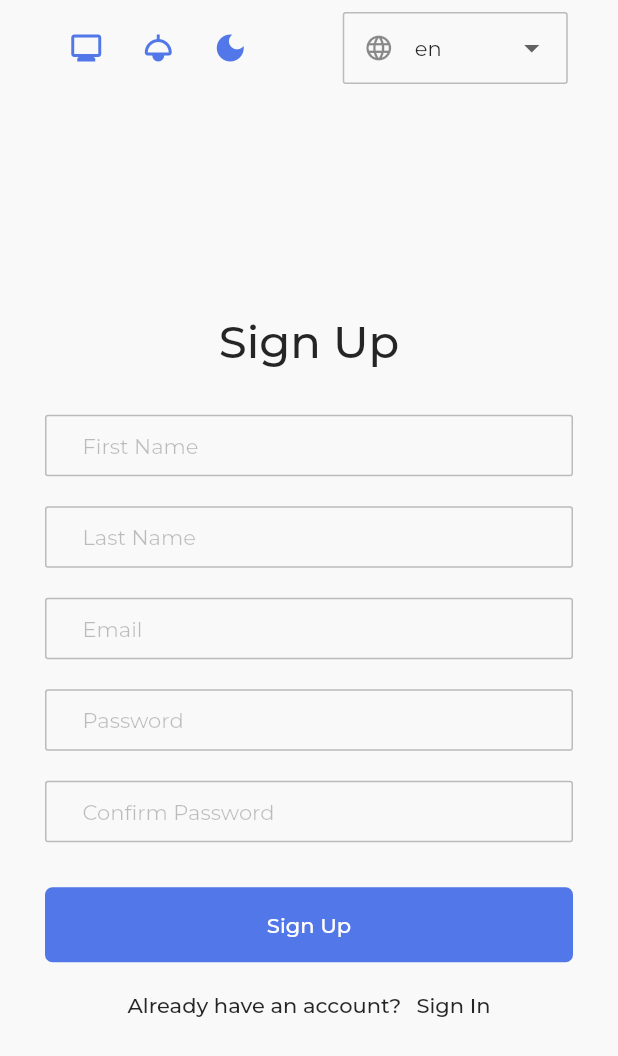
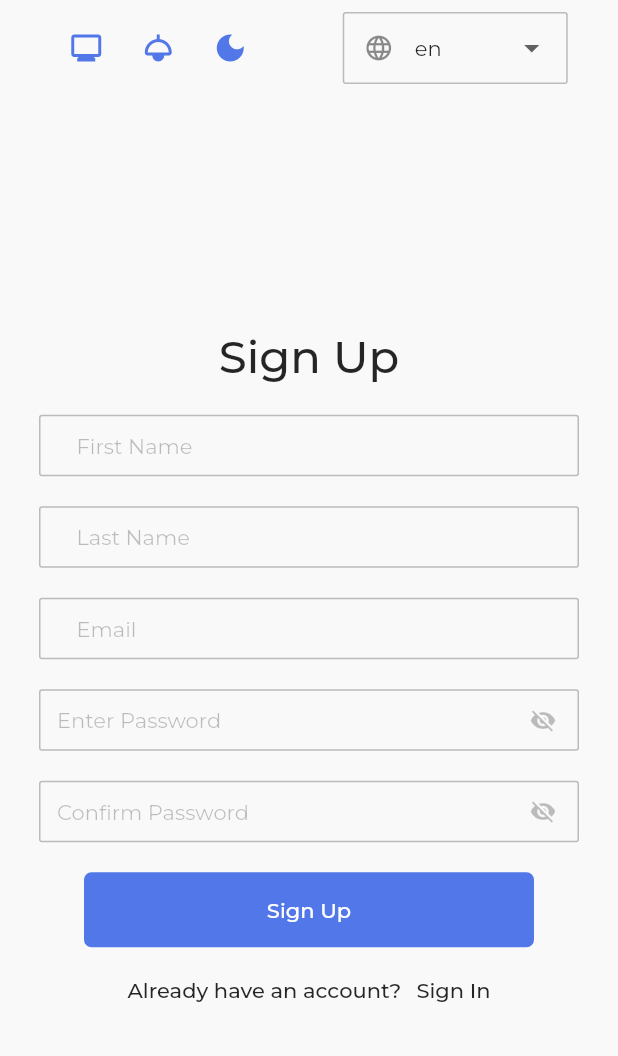
Before and after one commit to growexx/flutter_boilerplate, a Flutter app: the SignUpScreen screen opened by its route, on a phone screen of 412 x 824 dp. Shown: the top 1056 px of the screen. Run offline on Flutter 3.47's test engine with Material 2 defaults, Android fonts, the phone set to English and light mode, and no system bars; our stand-ins replace easy_localization, firebase_core, flutter_dotenv, go_router, google_sign_in, shared_preferences; missing offline and left inert: delayed_widget, encrypt; accounts and stored records are empty.

Commit message:
[complete] SignIn, Signup web support

```diff
--- a/lib/view/screens/signin/signin_screen.dart
+++ b/lib/view/screens/signin/signin_screen.dart
@@ -27,7 +27,6 @@ class _SignInScreenState extends State<SignInScreen> {
     final viewModel = Provider.of<SignInViewModel>(context,listen: false);
     final googleSignInViewModel = Provider.of<GoogleSigninViewModel>(context,listen: false);
     final userRepository = Provider.of<UserRepository>(context,listen: false);
-
 
     Widget fieldPart = SignInFieldWidget(
       viewModel: viewModel,
--- a/lib/view/screens/signin/widget/signin_field_widget.dart
+++ b/lib/view/screens/signin/widget/signin_field_widget.dart
@@ -13,6 +13,7 @@ import 'package:flutter_boilerplate/view/screens/signup/signup_screen.dart';
 import 'package:flutter_boilerplate/view_model/google_signin_view_model.dart';
 import 'package:flutter_boilerplate/view_model/signin_view_model.dart';
 import 'package:go_router/go_router.dart';
+import 'package:provider/provider.dart';
 
 class SignInFieldWidget extends StatefulWidget {
   final SignInViewModel viewModel;
@@ -30,9 +31,6 @@ class SignInFieldWidget extends StatefulWidget {
 }
 
 class _SignInFieldWidgetState extends State<SignInFieldWidget> {
-  var isChecked = false;
-  final formKey = GlobalKey<FormState>();
-
   @override
   Widget build(BuildContext context) {
     final theme = Theme.of(context);
@@ -139,11 +137,10 @@ class _SignInFieldWidgetState extends State<SignInFieldWidget> {
                                 width: 30,
                                 child: Checkbox(
                                   fillColor: theme.checkboxTheme.fillColor,
-                                  value: isChecked,
+                                  value: context.read<SignInViewModel>().getRememberMe,
                                   onChanged: (bool? value) {
-                                    setState(() {
-                                      isChecked = value!;
-                                    });
+                                    widget.viewModel.setRememberMe = value!;
+                                    context.read<SignInViewModel>().setRememberMe = value;
                                   },
                                 ),
                               ),
@@ -155,14 +152,19 @@ class _SignInFieldWidgetState extends State<SignInFieldWidget> {
                           ),
                           const SizedBox(width: 5),
                           InkWell(
-                              onTap: (){
-                                NavigationHelper.pushNamed(context, ForgotPasswordScreen.name);
+                              onTap: () {
+                                NavigationHelper.pushNamed(
+                                    context, ForgotPasswordScreen.name);
                               },
-                              child: Text("forgot_password", style: theme.textTheme.bodySmall).tr())
+                              child: Text("forgot_password",
+                                      style: theme.textTheme.bodySmall)
+                                  .tr())
                         ],
                       ),
                     ),
-                    const SizedBox(height: 20,),
+                    const SizedBox(
+                      height: 20,
+                    ),
                     Wrap(
                       children: [
                         Text("don't_have_an_account",
--- a/lib/view/screens/signup/signup_screen.dart
+++ b/lib/view/screens/signup/signup_screen.dart
@@ -1,7 +1,12 @@
 import 'package:flutter/material.dart';
+import 'package:flutter_boilerplate/app_manager/component/responsive/widget/responsive_helper.dart';
 import 'package:flutter_boilerplate/app_manager/locale/widget/locale_selector_widget.dart';
 import 'package:flutter_boilerplate/app_manager/theme/widget/theme_mode_selector.dart';
-import 'package:flutter_boilerplate/view/screens/signup/widget/signup_widget.dart';
+import 'package:flutter_boilerplate/authentication/user_repository.dart';
+import 'package:flutter_boilerplate/view/screens/signup/widget/signup_field_widget.dart';
+import 'package:flutter_boilerplate/view/screens/signup/widget/signup_web_page_filler_widget.dart';
+import 'package:flutter_boilerplate/view_model/signup_view_model.dart';
+import 'package:provider/provider.dart';
 
 class SignUpScreen extends StatefulWidget {
   static const String name = "signup";
@@ -16,6 +21,14 @@ class SignUpScreen extends StatefulWidget {
 class _SignUpScreenState extends State<SignUpScreen> {
   @override
   Widget build(BuildContext context) {
+    final viewModel = Provider.of<SignUpViewModel>(context, listen: false);
+    final userRepository = Provider.of<UserRepository>(context, listen: false);
+
+    Widget fieldPart = SignUpFieldWidget(
+      viewModel: viewModel,
+      userRepository: userRepository,
+    );
+
     return Scaffold(
       body: Column(
         children: [
@@ -36,10 +49,14 @@ class _SignUpScreenState extends State<SignUpScreen> {
               ),
             ),
           ),
-          const Expanded(
-            child: Center(
-              child: SingleChildScrollView(
-                child: SignUpWidget(),
+          Expanded(
+            child: ResponsiveHelperWidget(
+              mobile: fieldPart,
+              desktop: Row(
+                children: [
+                  const Expanded(child: SignUpWebPageFillerWidget()),
+                  Expanded(child: fieldPart),
+                ],
               ),
             ),
           ),
--- /dev/null
+++ b/lib/view/screens/signup/widget/signup_field_widget.dart
@@ -0,0 +1,155 @@
+import 'package:easy_localization/easy_localization.dart';
+import 'package:flutter/material.dart';
+import 'package:flutter_boilerplate/app_manager/component/password_field.dart';
+import 'package:flutter_boilerplate/app_manager/helper/navigation/navigation_helper.dart';
+import 'package:flutter_boilerplate/app_manager/helper/show_toast.dart';
+import 'package:flutter_boilerplate/app_manager/helper/validation_helper.dart';
+import 'package:flutter_boilerplate/authentication/user_repository.dart';
+import 'package:flutter_boilerplate/view/screens/signin/signin_screen.dart';
+import 'package:flutter_boilerplate/view_model/signup_view_model.dart';
+
+class SignUpFieldWidget extends StatefulWidget {
+  final SignUpViewModel viewModel;
+  final UserRepository userRepository;
+
+  const SignUpFieldWidget(
+      {super.key, required this.viewModel, required this.userRepository});
+
+  @override
+  State<SignUpFieldWidget> createState() => _SignUpFieldWidgetState();
+}
+
+class _SignUpFieldWidgetState extends State<SignUpFieldWidget> {
+  @override
+  Widget build(BuildContext context) {
+    final theme = Theme.of(context);
+
+    return Center(
+      child: SingleChildScrollView(
+        child: ConstrainedBox(
+          constraints: const BoxConstraints(maxWidth: 400),
+          child: Padding(
+            padding: const EdgeInsets.all(20.0),
+            child: Form(
+              child: Builder(builder: (ctx) {
+                return Column(
+                  mainAxisSize: MainAxisSize.min,
+                  children: [
+                    Text(
+                      "sign_up",
+                      style: theme.textTheme.headlineMedium,
+                    ).tr(),
+                    const SizedBox(height: 20),
+                    Form(
+                      child: Column(
+                        children: [
+                          TextFormField(
+                              controller: widget.viewModel.firstNameC,
+                              key: const Key("tff_first_name"),
+                              decoration: const InputDecoration(
+                                prefix:
+                                    Padding(padding: EdgeInsets.only(left: 13)),
+                                hintText: "First Name",
+                              ),
+                              validator: (value) =>
+                                  ValidationHelper.nameValidation(value)),
+                          const SizedBox(height: 20),
+                          TextFormField(
+                              controller: widget.viewModel.lastNameC,
+                              key: const Key("tff_last_name"),
+                              decoration: const InputDecoration(
+                                prefix:
+                                    Padding(padding: EdgeInsets.only(left: 13)),
+                                hintText: "Last Name",
+                              ),
+                              validator: (value) =>
+                                  ValidationHelper.nameValidation(value)),
+                          const SizedBox(height: 20),
+                          TextFormField(
+                              controller: widget.viewModel.emailC,
+                              key: const Key("tff_email_address"),
+                              decoration: const InputDecoration(
+                                prefix:
+                                    Padding(padding: EdgeInsets.only(left: 13)),
+                                hintText: "Email",
+                              ),
+                              validator: (value) =>
+                                  ValidationHelper.emailValidation(value)),
+                          const SizedBox(height: 20),
+                          PasswordField(
+                            key: const Key("tff_password"),
+                            controller: widget.viewModel.passwordC,
+                            hintText: "Enter Password",
+                            validator: ValidationHelper.passwordValidation,
+                            onFieldSubmitted: (val) {
+                              onPressSignUp(ctx);
+                            },
+                          ),
+                          const SizedBox(height: 20),
+                          PasswordField(
+                            key: const Key("tff_cnf_password"),
+                            controller: widget.viewModel.passwordC,
+                            hintText: "Confirm Password",
+                            validator: ValidationHelper.passwordValidation,
+                            onFieldSubmitted: (val) {
+                              onPressSignUp(ctx);
+                            },
+                          )
+                        ],
+                      ),
+                    ),
+                    const SizedBox(height: 20),
+                    Padding(
+                      padding: const EdgeInsets.symmetric(horizontal: 30),
+                      child: TextButton(
+                        onPressed: () {
+                          onPressSignUp(ctx);
+                        },
+                        style: TextButton.styleFrom(
+                          minimumSize: const Size.fromHeight(50),
+                          shape: RoundedRectangleBorder(
+                            borderRadius: BorderRadius.circular(5),
+                          ),
+                        ),
+                        child: const Text("sign_up").tr(),
+                      ),
+                    ),
+                    const SizedBox(height: 20),
+                    Wrap(
+                      children: [
+                        Text("already_have_an_account",
+                                style: theme.textTheme.bodyMedium)
+                            .tr(),
+                        const SizedBox(width: 10),
+                        InkWell(
+                          onTap: () => NavigationHelper.pushNamed(
+                              context, SignInScreen.name),
+                          child: Text(
+                            "sign_in",
+                            style: theme.textTheme.bodyMedium,
+                          ).tr(),
+                        ),
+                      ],
+                    )
+                  ],
+                );
+              }),
+            ),
+          ),
+        ),
+      ),
+    );
+  }
+
+  Future<void> onPressSignUp(BuildContext ctx) async {
+    if (Form.of(ctx).validate()) {
+      widget.viewModel.signUp(
+          firstName: widget.viewModel.firstNameC.text.trim(),
+          lastName: widget.viewModel.lastNameC.text.trim(),
+          email: widget.viewModel.emailC.text.trim(),
+          password: widget.viewModel.passwordC.text.trim());
+    } else {
+      showToast("Fill Required Fields");
+    }
+  }
+}
--- /dev/null
+++ b/lib/view/screens/signup/widget/signup_web_page_filler_widget.dart
@@ -0,0 +1,12 @@
+import 'package:flutter/cupertino.dart';
+import 'package:flutter_boilerplate/view/screens/splash/splash_screen.dart';
+
+class SignUpWebPageFillerWidget extends StatelessWidget {
+  const SignUpWebPageFillerWidget({super.key});
+
+  @override
+  Widget build(BuildContext context) {
+    // Change Design according to your UI
+    return Container();
+  }
+}
--- a/lib/view/screens/signup/widget/signup_widget.dart
+++ /dev/null
@@ -1,143 +0,0 @@
-import 'package:easy_localization/easy_localization.dart';
-import 'package:flutter/material.dart';
-import 'package:flutter_boilerplate/app_manager/helper/navigation/navigation_helper.dart';
-import 'package:flutter_boilerplate/app_manager/helper/validation_helper.dart';
-import 'package:flutter_boilerplate/view/screens/signin/signin_screen.dart';
-import 'package:flutter_boilerplate/view_model/signup_view_model.dart';
-import 'package:provider/provider.dart';
-
-class SignUpWidget extends StatefulWidget {
-  const SignUpWidget({super.key});
-
-  @override
-  State<SignUpWidget> createState() => _SignUpWidgetState();
-}
-
-class _SignUpWidgetState extends State<SignUpWidget> {
-  final formKey = GlobalKey<FormState>();
-
-  @override
-  Widget build(BuildContext context) {
-    final theme = Theme.of(context);
-    SignUpViewModel signupViewModel =
-        Provider.of<SignUpViewModel>(context, listen: false);
-    return Column(
-      mainAxisSize: MainAxisSize.min,
-      children: [
-        Text(
-          "sign_up",
-          style: theme.textTheme.headlineMedium,
-        ).tr(),
-        const SizedBox(height: 20),
-        Form(
-          key: formKey,
-          child: Column(
-            children: [
-              Padding(
-                padding:
-                    const EdgeInsets.symmetric(vertical: 10.0, horizontal: 30),
-                child: TextFormField(
-                    controller: signupViewModel.firstNameC,
-                    key: const Key("tff_first_name"),
-                    decoration: const InputDecoration(
-                      prefix: Padding(padding: EdgeInsets.only(left: 13)),
-                      hintText: "First Name",
-                    ),
-                    validator: (value) =>
-                        ValidationHelper.nameValidation(value)),
-              ),
-              Padding(
-                padding:
-                    const EdgeInsets.symmetric(vertical: 10.0, horizontal: 30),
-                child: TextFormField(
-                    controller: signupViewModel.lastNameC,
-                    key: const Key("tff_last_name"),
-                    decoration: const InputDecoration(
-                      prefix: Padding(padding: EdgeInsets.only(left: 13)),
-                      hintText: "Last Name",
-                    ),
-                    validator: (value) =>
-                        ValidationHelper.nameValidation(value)),
-              ),
-              Padding(
-                padding:
-                    const EdgeInsets.symmetric(vertical: 10.0, horizontal: 30),
-                child: TextFormField(
-                    controller: signupViewModel.emailC,
-                    key: const Key("tff_email_address"),
-                    decoration: const InputDecoration(
-                      prefix: Padding(padding: EdgeInsets.only(left: 13)),
-                      hintText: "Email",
-                    ),
-                    validator: (value) =>
-                        ValidationHelper.emailValidation(value)),
-              ),
-              Padding(
-                padding:
-                    const EdgeInsets.symmetric(vertical: 10.0, horizontal: 30),
-                child: TextFormField(
-                    controller: signupViewModel.passwordC,
-                    decoration: const InputDecoration(
-                      prefix: Padding(padding: EdgeInsets.only(left: 13)),
-                      hintText: "Password",
-                    ),
-                    validator: (value) =>
-                        ValidationHelper.passwordValidation(value),
-                    key: const Key("tff_password"),
-                    obscureText: true),
-              ),
-              Padding(
-                padding:
-                    const EdgeInsets.symmetric(vertical: 10.0, horizontal: 30),
-                child: TextFormField(
-                    controller: signupViewModel.confirmPasswordC,
-                    decoration: const InputDecoration(
-                      prefix: Padding(padding: EdgeInsets.only(left: 13)),
-                      hintText: "Confirm Password",
-                    ),
-                    validator: (value) =>
-                        ValidationHelper.passwordValidation(value),
-                    key: const Key("tff_cnf_password"),
-                    obscureText: true),
-              ),
-            ],
-          ),
-        ),
-        const SizedBox(height: 20),
-        Padding(
-          padding: const EdgeInsets.symmetric(horizontal: 30),
-          child: TextButton(
-            onPressed: () {
-              if (formKey.currentState!.validate()) {
-                NavigationHelper.pushNamed(context, SignInScreen.name);
-              }
-            },
-            style: TextButton.styleFrom(
-              minimumSize: const Size.fromHeight(50),
-              shape: RoundedRectangleBorder(
-                borderRadius: BorderRadius.circular(5),
-              ),
-            ),
-            child: const Text("sign_up").tr(),
-          ),
-        ),
-        const SizedBox(height: 20),
-        Wrap(
-          children: [
-            Text("already_have_an_account", style: theme.textTheme.bodyMedium)
-                .tr(),
-            const SizedBox(width: 10),
-            InkWell(
-              onTap: () =>
-                  NavigationHelper.pushNamed(context, SignInScreen.name),
-              child: Text(
-                "sign_in",
-                style: theme.textTheme.bodyMedium,
-              ).tr(),
-            ),
-          ],
-        )
-      ],
-    );
-  }
-}
--- a/lib/view_model/signin_view_model.dart
+++ b/lib/view_model/signin_view_model.dart
@@ -1,17 +1,24 @@
-
-
 import 'package:flutter/cupertino.dart';
 
-class SignInViewModel extends ChangeNotifier{
-
+class SignInViewModel extends ChangeNotifier {
+  var isRememberMeChecked = false;
   final TextEditingController emailC = TextEditingController();
   final TextEditingController passwordC = TextEditingController();
+
+  bool get getRememberMe {
+    return isRememberMeChecked;
+  }
 
   Future<bool> signIn({
     required String email,
     required String password,
-}) async {
+  }) async {
     /// Implement Api Call Here
     return true;
   }
+
+  set setRememberMe(bool value) {
+    isRememberMeChecked = value;
+    notifyListeners();
+  }
 }
--- a/lib/view_model/signup_view_model.dart
+++ b/lib/view_model/signup_view_model.dart
@@ -12,4 +12,14 @@ class SignUpViewModel extends ChangeNotifier {
   final TextEditingController emailC = TextEditingController();
   final TextEditingController passwordC = TextEditingController();
   final TextEditingController confirmPasswordC = TextEditingController();
+
+  Future<bool> signUp({
+    required String firstName,
+    required String lastName,
+    required String email,
+    required String password,
+  }) async {
+    /// Implement Api Call Here
+    return true;
+  }
 }
```
